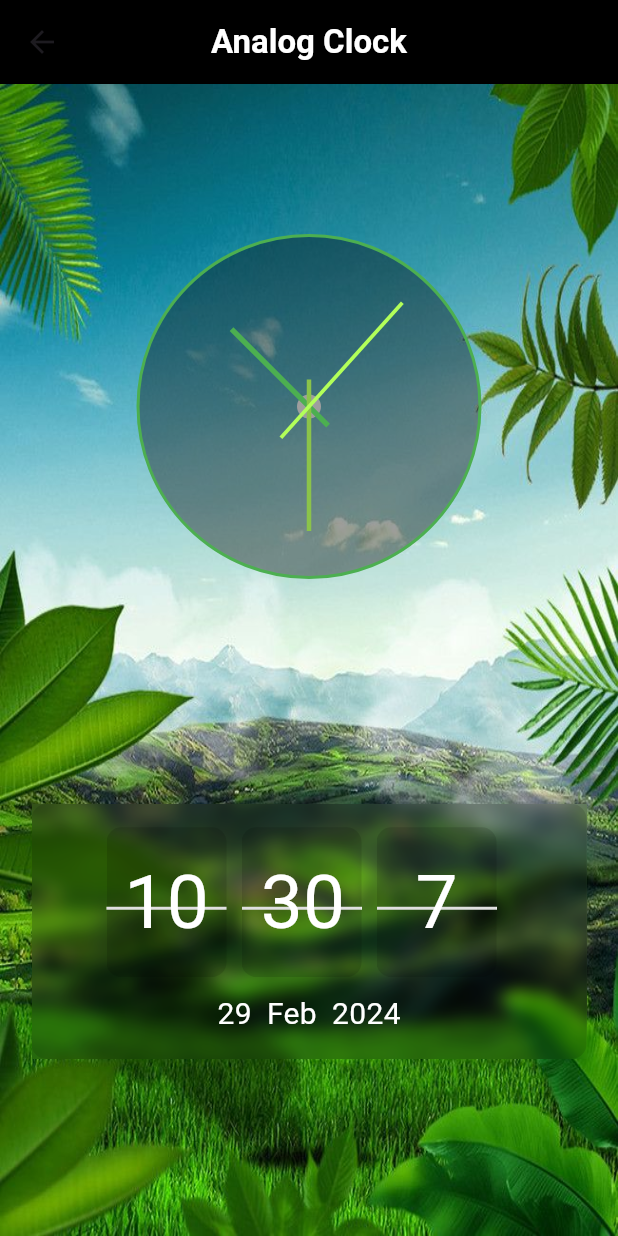
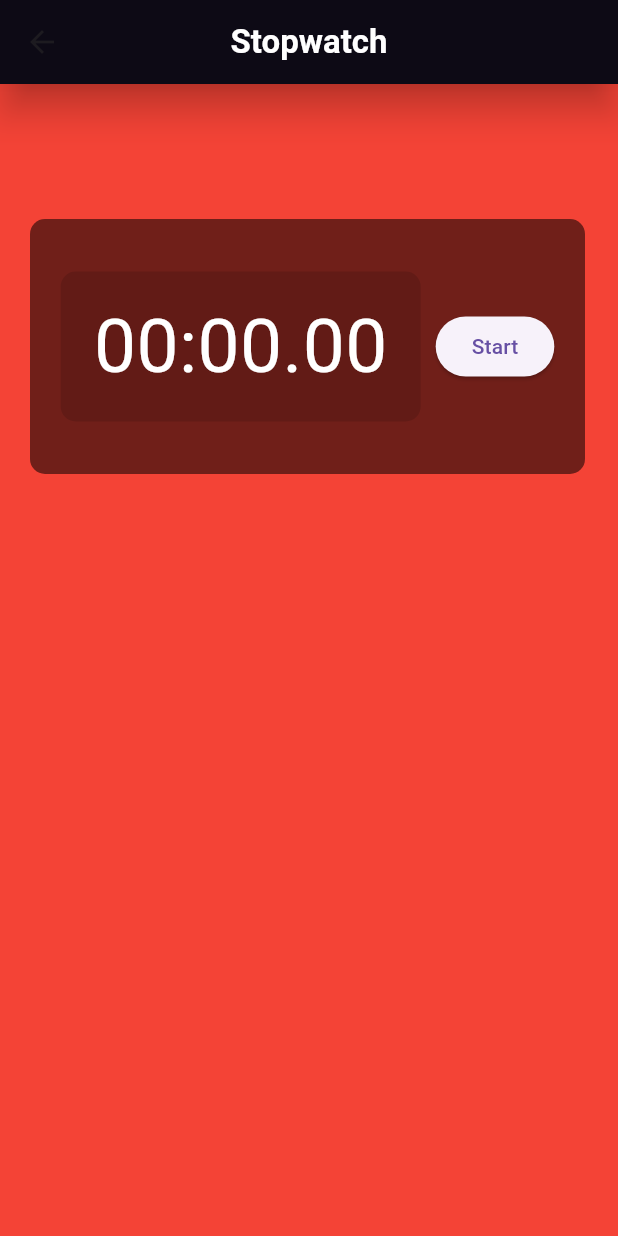
Before and after one commit to MauryaAayush/clock_app, a Flutter app: the screen it shows after launch, on a phone screen of 412 x 824 dp. Run offline on Flutter 3.47's test engine with Material 3 defaults, Android fonts, the phone set to English and light mode, and no system bars.

Commit message:
Radhey radhey

```diff
--- a/lib/main.dart
+++ b/lib/main.dart
@@ -1,5 +1,6 @@
 import 'package:clock_app/view/first.dart';
 import 'package:clock_app/view/second.dart';
+import 'package:clock_app/view/third.dart';
 import 'package:flutter/material.dart';
 
 void main() {
@@ -18,11 +19,12 @@ class MyApp extends StatelessWidget {
       theme: ThemeData(
         useMaterial3: true,
       ),
-      initialRoute: '/second',
+      initialRoute: '/third',
       routes: {
 
         '/'  : (context) => const SimpleClock(),
-        '/second'  : (context) =>  const Analog()
+        '/second'  : (context) =>  const Analog(),
+        '/third'  : (context) =>  const StopWatch()
       },
 
     );
--- /dev/null
+++ b/lib/view/third.dart
@@ -0,0 +1,117 @@
+import 'dart:async';
+import 'dart:ui';
+
+import 'package:flutter/material.dart';
+
+void main() {
+  runApp(const StopWatch());
+}
+
+class StopWatch extends StatefulWidget {
+  const StopWatch({Key? key}) : super(key: key);
+
+  @override
+  State<StopWatch> createState() => _StopWatchState();
+}
+
+class _StopWatchState extends State<StopWatch> {
+  Stopwatch stopwatch = Stopwatch();
+  late Timer timer;
+
+  @override
+  void initState() {
+    super.initState();
+    timer = Timer.periodic(Duration(milliseconds: 30), _updateElapsedTime);
+  }
+
+  @override
+  Widget build(BuildContext context) {
+    return Scaffold(
+      backgroundColor: Colors.red,
+      appBar: AppBar(
+        backgroundColor: Colors.black,
+        title: Text(
+          'Stopwatch',
+          style: TextStyle(color: Colors.white, fontWeight: FontWeight.w600),
+        ),
+        centerTitle: true,
+        elevation: 10,
+        shadowColor: Colors.black,
+      ),
+      body: Center(
+        child: Stack(
+          children: [
+            Positioned(
+              top: 90,
+              left: 20,
+              child: ClipRect(
+                child: BackdropFilter(
+                  filter: ImageFilter.blur(sigmaX: 5, sigmaY: 5),
+                  child: Container(
+                    alignment: Alignment.center,
+                    height: 170,
+                    width: 370,
+                    decoration: BoxDecoration(
+                      color: Colors.black54,
+                      borderRadius: BorderRadius.all(Radius.circular(10)),
+                    ),
+                    child: Row(
+                      mainAxisAlignment: MainAxisAlignment.center,
+                      children: [
+                        Container(
+                          height: 100,
+                          width: 240,
+                          alignment: Alignment.center,
+                          decoration: BoxDecoration(
+                            color: Colors.black12,
+                            borderRadius: BorderRadius.all(Radius.circular(10)),
+                          ),
+                          child: Text(
+                            formatTime(stopwatch.elapsed),
+                            style: TextStyle(
+                              color: Colors.white,
+                              fontSize: 50,
+                            ),
+                          ),
+                        ),
+                        SizedBox(
+                          width: 10,
+                        ),
+                        ElevatedButton(
+                          onPressed: () {
+                            setState(() {
+                              if (stopwatch.isRunning) {
+                                stopwatch.stop();
+                              } else {
+                                stopwatch.start();
+                              }
+                            });
+                          },
+                          child: Text(stopwatch.isRunning ? 'Stop' : 'Start'),
+                        ),
+                      ],
+                    ),
+                  ),
+                ),
+              ),
+            ),
+          ],
+        ),
+      ),
+    );
+  }
+
+  void _updateElapsedTime(Timer timer) {
+    if (stopwatch.isRunning) {
+      setState(() {});
+    }
+  }
+
+  String formatTime(Duration duration) {
+    String twoDigits(int n) => n.toString().padLeft(2, '0');
+    String minutes = twoDigits(duration.inMinutes);
+    String seconds = twoDigits(duration.inSeconds.remainder(60));
+    String milliseconds = twoDigits((duration.inMilliseconds % 1000) ~/ 10);
+    return '$minutes:$seconds.$milliseconds';
+  }
+}
```
